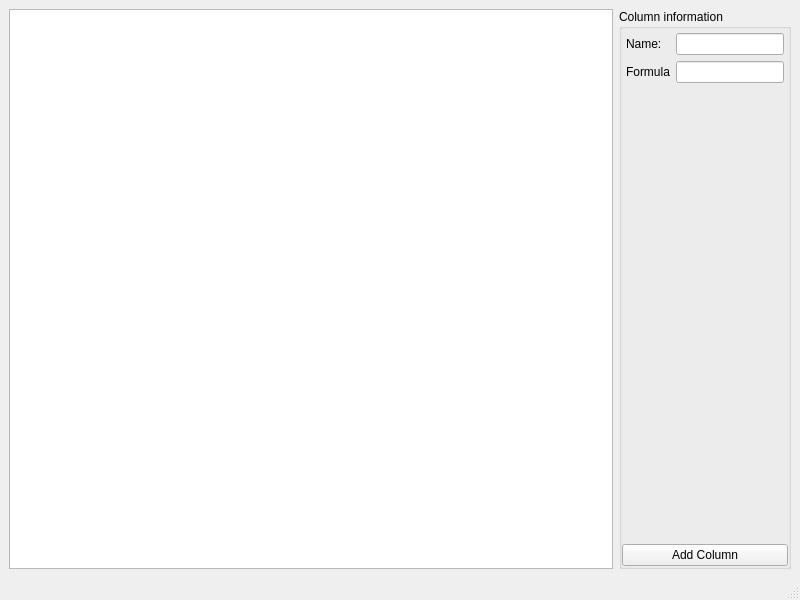
Above: analyser.ui from davidfokkema/tailor before the change. Below: the same form after it.
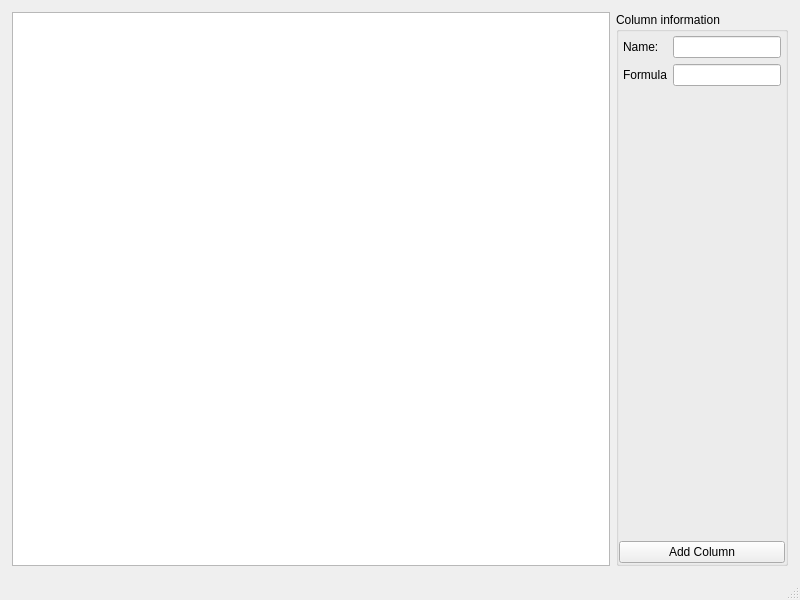
That is the form after the change.

Commit message: Explicit default margins

The edit to the form file:
```diff
--- a/analyser.ui
+++ b/analyser.ui
@@ -15,6 +15,18 @@
   </property>
   <widget class="QWidget" name="centralwidget">
    <layout class="QHBoxLayout" name="horizontalLayout">
+    <property name="leftMargin">
+     <number>12</number>
+    </property>
+    <property name="topMargin">
+     <number>12</number>
+    </property>
+    <property name="rightMargin">
+     <number>12</number>
+    </property>
+    <property name="bottomMargin">
+     <number>12</number>
+    </property>
     <item>
      <widget class="QTableView" name="data_view">
       <property name="sizePolicy">
```
